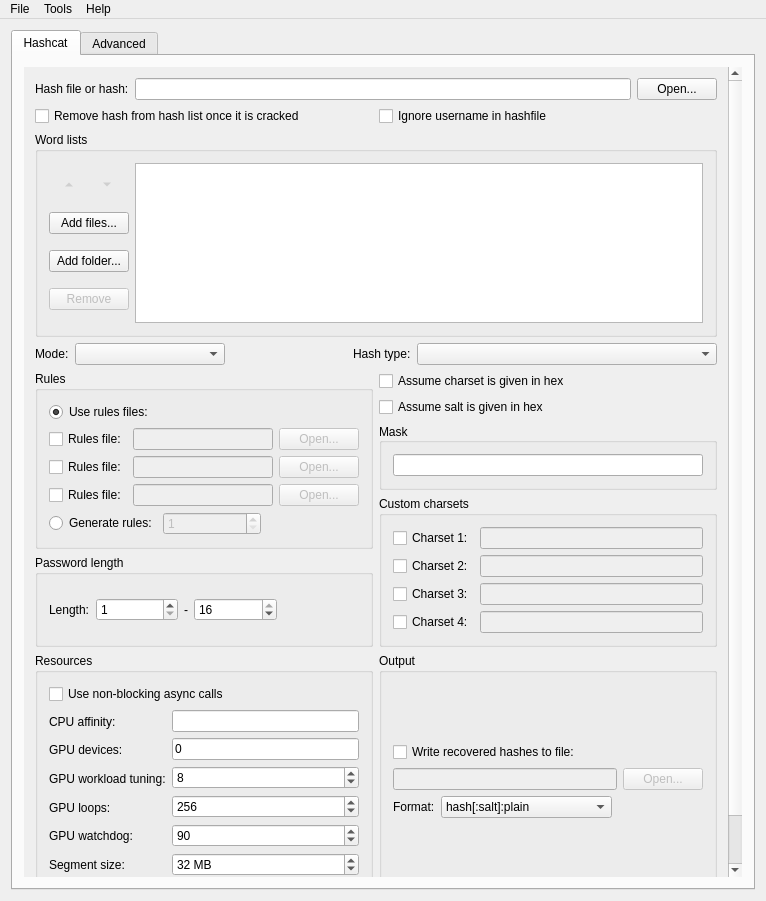
Qt form src/mainwindow.ui (rgroesslinger/hashcat-gui) before a commit.
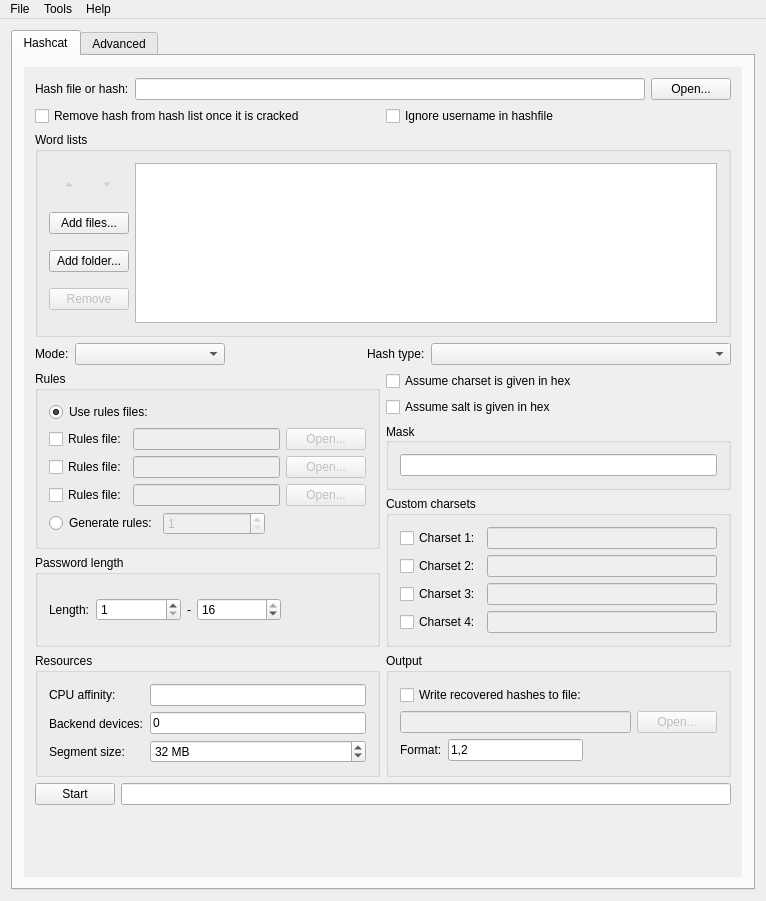
The same form after that commit. Icons and pictures are not drawn.

Commit message: more cleanup. adapted --outfile-format to most recent version

```diff
--- a/src/mainwindow.ui
+++ b/src/mainwindow.ui
@@ -59,9 +59,9 @@
            <property name="geometry">
             <rect>
              <x>0</x>
-             <y>0</y>
+             <y>-20</y>
              <width>712</width>
-             <height>958</height>
+             <height>830</height>
             </rect>
            </property>
            <layout class="QVBoxLayout" name="verticalLayout_38">
@@ -807,7 +807,7 @@
                  <string>Resources</string>
                 </property>
                 <layout class="QGridLayout" name="gridLayout_12">
-                 <item row="1" column="0">
+                 <item row="0" column="0">
                   <layout class="QHBoxLayout" name="horizontalLayout_31">
                    <item>
                     <layout class="QVBoxLayout" name="verticalLayout_26">
@@ -821,28 +821,7 @@
                      <item>
                       <widget class="QLabel" name="label_devices">
                        <property name="text">
-                        <string>GPU devices:</string>
-                       </property>
-                      </widget>
-                     </item>
-                     <item>
-                      <widget class="QLabel" name="label_accel">
-                       <property name="text">
-                        <string>GPU workload tuning:</string>
-                       </property>
-                      </widget>
-                     </item>
-                     <item>
-                      <widget class="QLabel" name="label_loops">
-                       <property name="text">
-                        <string>GPU loops:</string>
-                       </property>
-                      </widget>
-                     </item>
-                     <item>
-                      <widget class="QLabel" name="label_watchdog">
-                       <property name="text">
-                        <string>GPU watchdog:</string>
+                        <string>Backend devices:</string>
                        </property>
                       </widget>
                      </item>
@@ -874,42 +853,6 @@
                        </property>
                       </widget>
                      </item>
-                     <item>
-                      <widget class="QSpinBox" name="spinBox_accel">
-                       <property name="toolTip">
-                        <string>workload tuning: 1, 8, 40, 80, 160</string>
-                       </property>
-                       <property name="maximum">
-                        <number>999999999</number>
-                       </property>
-                       <property name="value">
-                        <number>8</number>
-                       </property>
-                      </widget>
-                     </item>
-                     <item>
-                      <widget class="QSpinBox" name="spinBox_loops">
-                       <property name="maximum">
-                        <number>999999999</number>
-                       </property>
-                       <property name="value">
-                        <number>256</number>
-                       </property>
-                      </widget>
-                     </item>
-                     <item>
-                      <widget class="QSpinBox" name="spinBox_watchdog">
-                       <property name="toolTip">
-                        <string>automatically abort session at NUM celsius</string>
-                       </property>
-                       <property name="maximum">
-                        <number>999999999</number>
-                       </property>
-                       <property name="value">
-                        <number>90</number>
-                       </property>
-                      </widget>
-                     </item>
                      <item>
                       <widget class="QSpinBox" name="spinBox_segment">
                        <property name="sizePolicy">
@@ -936,13 +879,6 @@
                    </item>
                   </layout>
                  </item>
-                 <item row="0" column="0">
-                  <widget class="QCheckBox" name="checkBox_async">
-                   <property name="text">
-                    <string>Use non-blocking async calls</string>
-                   </property>
-                  </widget>
-                 </item>
                 </layout>
                </widget>
               </item>
@@ -1007,54 +943,21 @@
                       </widget>
                      </item>
                      <item>
-                      <widget class="QComboBox" name="comboBox_outfile_format">
-                       <property name="enabled">
-                        <bool>true</bool>
+                      <widget class="QLineEdit" name="lineEdit_outfile_format">
+                       <property name="toolTip">
+                        <string>Outfile format to use, separated with commas.
+default: 1,2
+
+  1 = hash[:salt]
+  2 = plain
+  3 = hex_plain
+  4 = crack_pos
+  5 = timestamp absolute
+  6 = timestamp relative</string>
                        </property>
-                       <property name="sizePolicy">
-                        <sizepolicy hsizetype="Expanding" vsizetype="Fixed">
-                         <horstretch>0</horstretch>
-                         <verstretch>0</verstretch>
-                        </sizepolicy>
+                       <property name="text">
+                        <string>1,2</string>
                        </property>
-                       <property name="currentIndex">
-                        <number>2</number>
-                       </property>
-                       <item>
-                        <property name="text">
-                         <string>hash[:salt]</string>
-                        </property>
-                       </item>
-                       <item>
-                        <property name="text">
-                         <string>plain</string>
-                        </property>
-                       </item>
-                       <item>
-                        <property name="text">
-                         <string>hash[:salt]:plain</string>
-                        </property>
-                       </item>
-                       <item>
-                        <property name="text">
-                         <string>hex_plain</string>
-                        </property>
-                       </item>
-                       <item>
-                        <property name="text">
-                         <string>hash[:salt]:hex_plain</string>
-                        </property>
-                       </item>
-                       <item>
-                        <property name="text">
-                         <string>plain:hex_plain</string>
-                        </property>
-                       </item>
-                       <item>
-                        <property name="text">
-                         <string>hash[:salt]:plain:hex_plain</string>
-                        </property>
-                       </item>
                       </widget>
                      </item>
                      <item>
```
Left out of the diff: 76 changed lines with no effect on the pictures. The commit also changes 2 other files.
